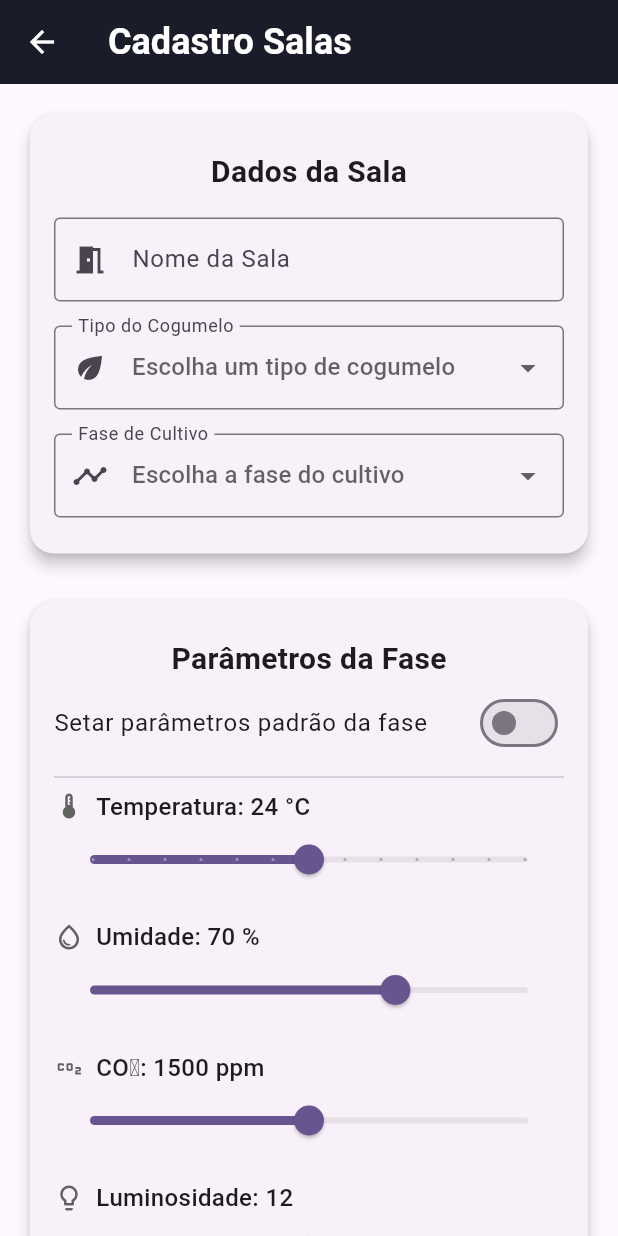
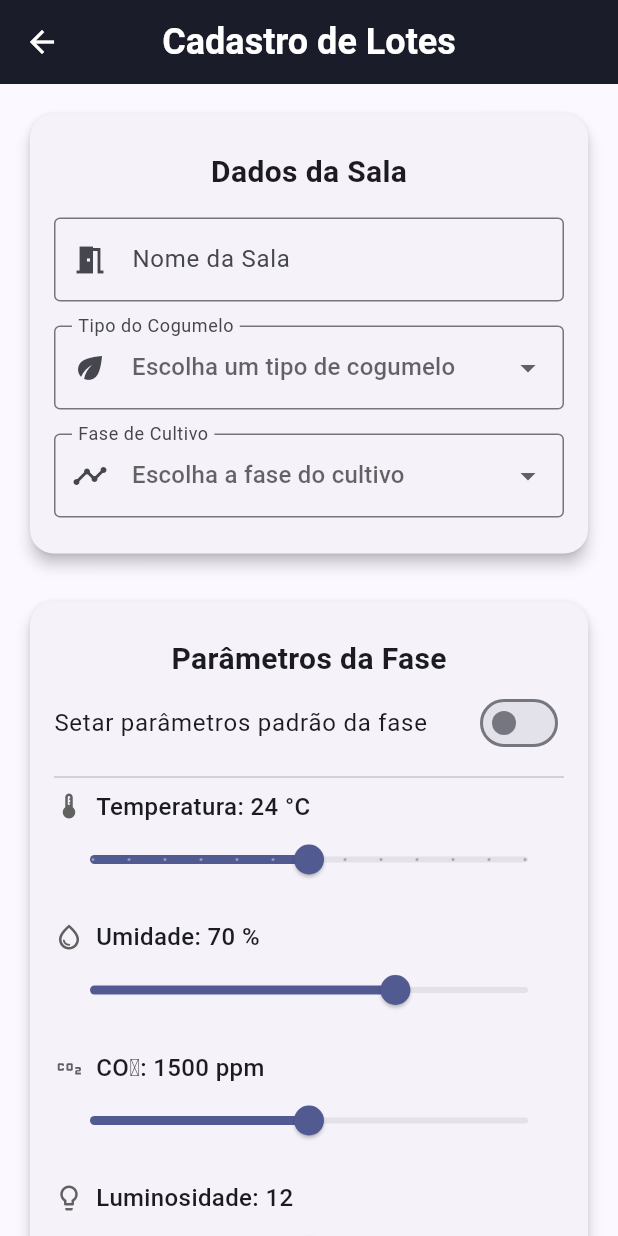
Before and after one commit to luizEduCode/smartmushroom-app, a Flutter app: the CadastrosalasPage screen opened directly, on a phone screen of 412 x 824 dp. Run offline on Flutter 3.47's test engine with Material 3 defaults, Android fonts, the phone set to English and light mode, and no system bars; our stand-ins replace fl_chart, shared_preferences; accounts and stored records are empty; network calls fail.

Commit message:
adicionando as atualizaçoes

```diff
--- a/lib/constants.dart
+++ b/lib/constants.dart
@@ -7,4 +7,4 @@ const defaultPadding = 16.0;
 
 const defaultHeightButton = 50;
 
-const String apiBaseUrl = 'http://192.168.138.202/smartmushroom-api/';
+const String apiBaseUrl = 'http://192.168.1.100/smartmushroom-api/';
--- a/lib/screen/cadastroSalas_page.dart
+++ b/lib/screen/cadastroSalas_page.dart
@@ -1,6 +1,7 @@
 import 'package:flutter/material.dart';
 import 'package:smartmushroom_app/constants.dart';
 import 'package:smartmushroom_app/screen/sala_page.dart';
+import 'package:smartmushroom_app/screen/widgets/custom_app_bar.dart';
 
 class CadastrosalasPage extends StatefulWidget {
   const CadastrosalasPage({super.key});
@@ -101,14 +102,7 @@ class _CadastrosalasPageState extends State<CadastrosalasPage> {
   @override
   Widget build(BuildContext context) {
     return Scaffold(
-      appBar: AppBar(
-        title: const Text(
-          "Cadastro Salas",
-          style: TextStyle(fontSize: 24, fontWeight: FontWeight.bold),
-        ),
-        backgroundColor: primaryColor,
-        foregroundColor: Colors.white,
-      ),
+      appBar: const CustomAppBar(title: 'Cadastro de Lotes'),
       body: SingleChildScrollView(
         padding: const EdgeInsets.all(16),
         child: Column(
--- a/lib/screen/home_page.dart
+++ b/lib/screen/home_page.dart
@@ -5,6 +5,7 @@ import 'dart:convert';
 import 'package:http/http.dart' as http;
 import 'package:smartmushroom_app/constants.dart';
 import 'package:smartmushroom_app/screen/painelSalas_page.dart';
+import 'package:smartmushroom_app/screen/widgets/custom_app_bar.dart';
 import 'package:smartmushroom_app/screen/widgets/salaHome_card.dart';
 
 class HomePage extends StatefulWidget {
@@ -93,10 +94,7 @@ class _HomePageState extends State<HomePage> {
   @override
   Widget build(BuildContext context) {
     return Scaffold(
-      appBar: AppBar(
-        title: Image.asset('assets/logo.png', height: 40),
-        backgroundColor: primaryColor,
-      ),
+      appBar: const CustomAppBar(title: 'Smartmushroom', showBackButton: false),
       body: SingleChildScrollView(
         child: Padding(
           padding: const EdgeInsets.all(defaultPadding),
--- /dev/null
+++ b/lib/screen/widgets/custom_app_bar.dart
@@ -0,0 +1,43 @@
+import 'package:flutter/material.dart';
+import 'package:smartmushroom_app/constants.dart';
+
+class CustomAppBar extends StatelessWidget implements PreferredSizeWidget {
+  final String title;
+  final List<Widget>? actions;
+  final bool centerTitle;
+  final bool showBackButton;
+
+  const CustomAppBar({
+    super.key,
+    required this.title,
+    this.actions,
+    this.centerTitle = true,
+    this.showBackButton = true, // por padrão mostra o botão de voltar
+  });
+
+  @override
+  Size get preferredSize => const Size.fromHeight(kToolbarHeight);
+
+  @override
+  Widget build(BuildContext context) {
+    return AppBar(
+      leading:
+          showBackButton
+              ? IconButton(
+                icon: const Icon(Icons.arrow_back),
+                onPressed: () {
+                  Navigator.of(context).pop();
+                },
+              )
+              : null,
+      title: Text(
+        title,
+        style: const TextStyle(fontSize: 24, fontWeight: FontWeight.bold),
+      ),
+      centerTitle: centerTitle,
+      backgroundColor: primaryColor,
+      foregroundColor: Colors.white,
+      actions: actions,
+    );
+  }
+}
```
Also changed, not shown: lib/main.dart (+8 -6 lines), lib/screen/painelSalas_page.dart (+15 -8 lines), lib/screen/sala_page.dart (+2 -17 lines), lib/screen/splash_screen.dart (added, +62 -0 lines), assets/logoG.png (added).
